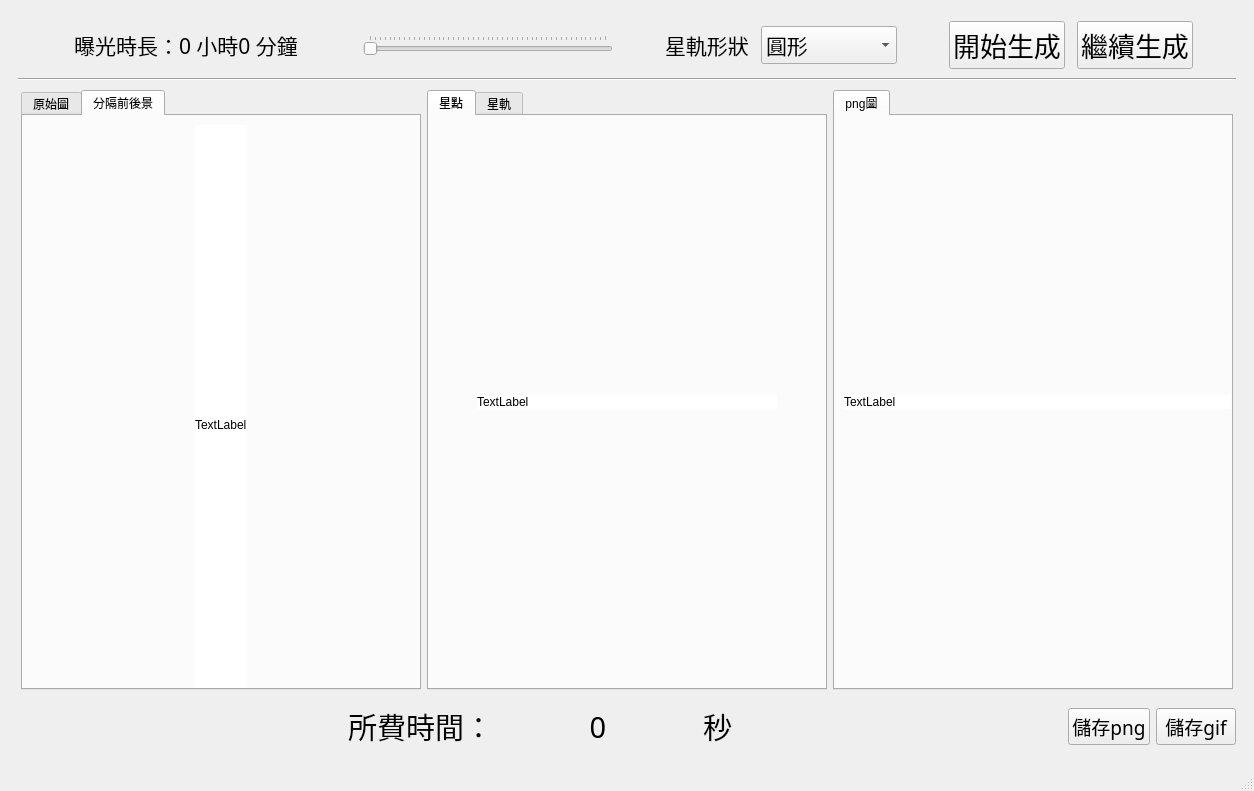
This is Qt-with-OpenCV/mainwindow.ui in winston98321/ADIP-FinalProject as Qt 5 draws it before an edit. The edited form follows.
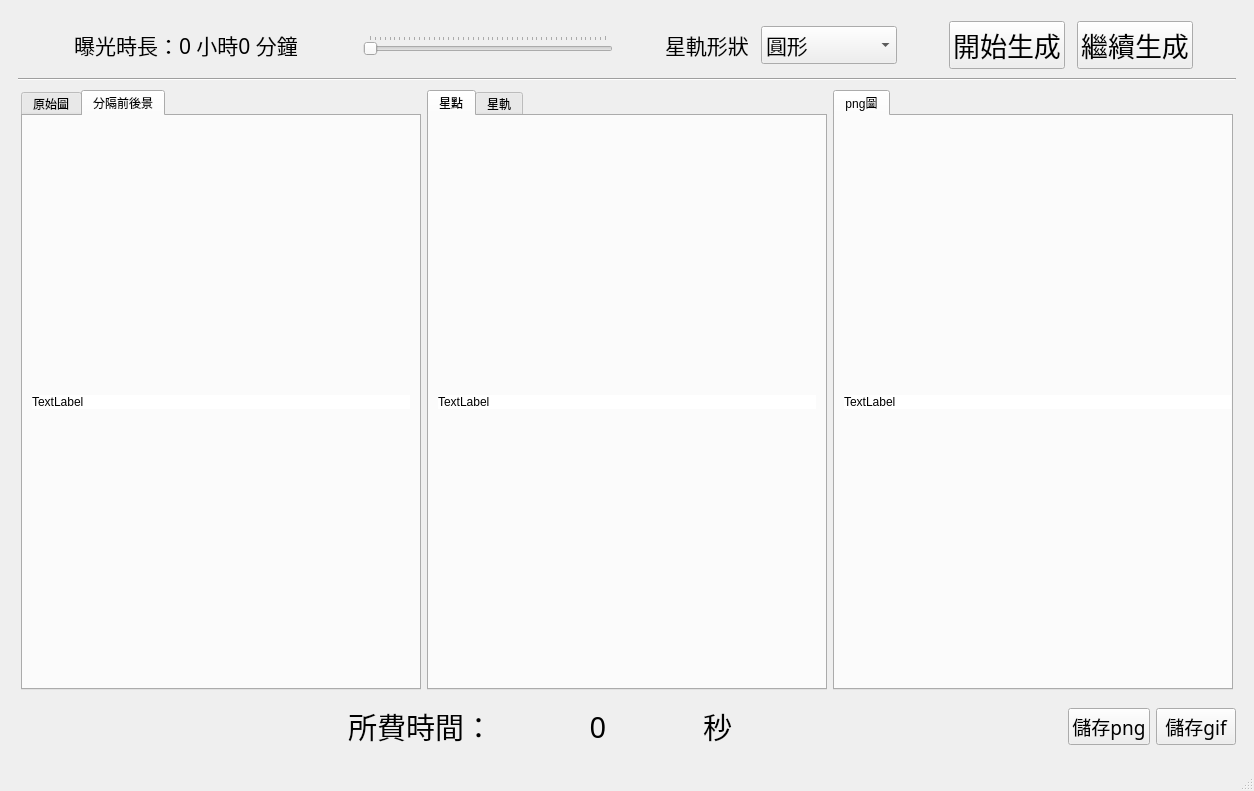
This is the edited form. The open tabs and pages were chosen to show the change. Custom widgets are drawn as their Qt base class.

Diff of the .ui file:
```diff
--- a/Qt-with-OpenCV/mainwindow.ui
+++ b/Qt-with-OpenCV/mainwindow.ui
@@ -927,8 +927,14 @@
                 </property>
                 <property name="minimumSize">
                  <size>
-                  <width>0</width>
-                  <height>600</height>
+                  <width>300</width>
+                  <height>0</height>
+                 </size>
+                </property>
+                <property name="maximumSize">
+                 <size>
+                  <width>650</width>
+                  <height>16777215</height>
                  </size>
                 </property>
                 <property name="styleSheet">
@@ -982,6 +988,12 @@
                   <height>0</height>
                  </size>
                 </property>
+                <property name="maximumSize">
+                 <size>
+                  <width>650</width>
+                  <height>16777215</height>
+                 </size>
+                </property>
                 <property name="styleSheet">
                  <string notr="true">background-color: rgb(255, 255, 255);</string>
                 </property>
```
Left out of the diff: 13 changed lines with no effect on the pictures.
